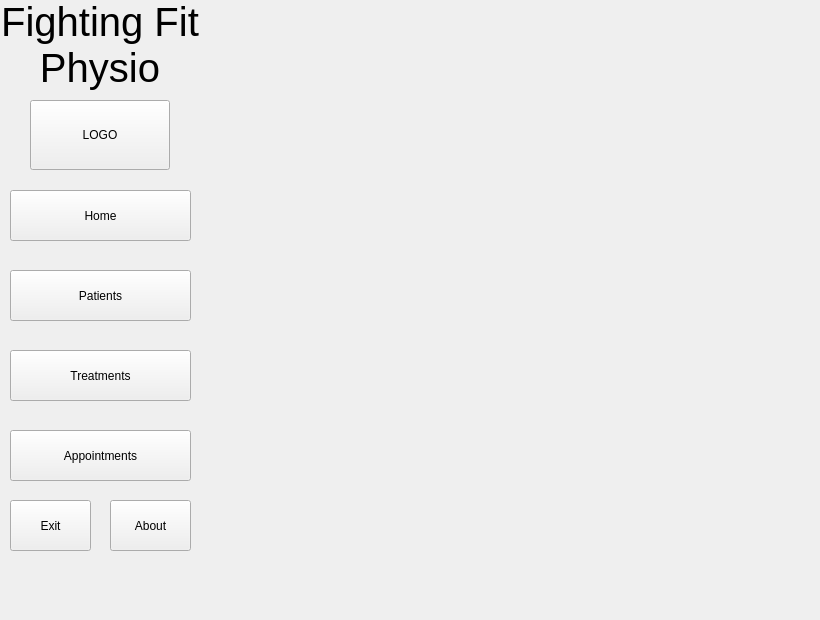
Old version of the form FIA3.ui in the repository srcoggin/FIA3.
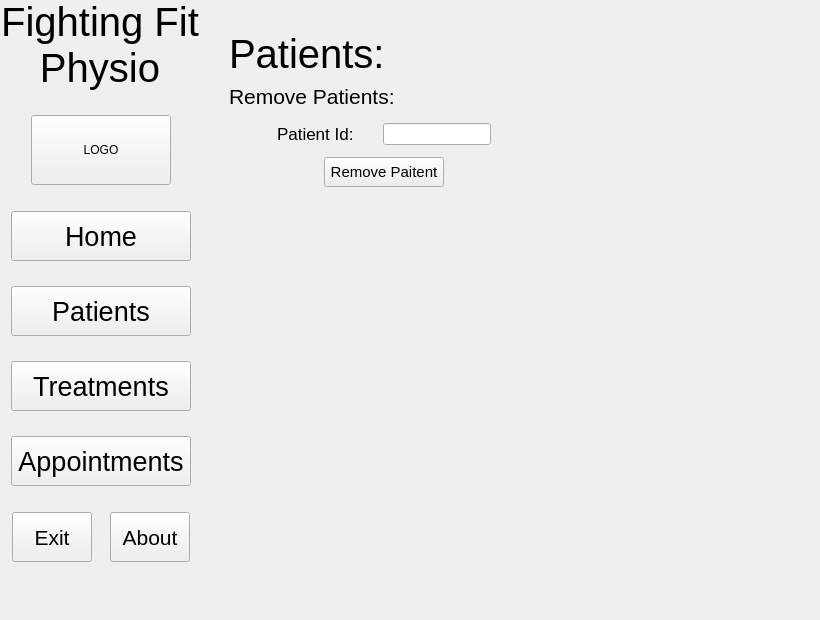
New version of the form.

Commit message:
Updated Wire Frames, Gui Has been worked on a bit, finishing the home page and banner buttons.
laptops on 33% and its only period 2. thats the only bad thing abt doing digital. :(

What changed in the file:
```diff
--- a/FIA3.ui
+++ b/FIA3.ui
@@ -19,156 +19,871 @@
   <property name="windowTitle">
    <string>Form</string>
   </property>
-  <widget class="QLabel" name="label">
-   <property name="geometry">
-    <rect>
-     <x>0</x>
-     <y>0</y>
-     <width>200</width>
-     <height>90</height>
-    </rect>
-   </property>
-   <property name="minimumSize">
-    <size>
-     <width>200</width>
-     <height>90</height>
-    </size>
-   </property>
-   <property name="maximumSize">
-    <size>
-     <width>200</width>
-     <height>90</height>
-    </size>
-   </property>
-   <property name="font">
-    <font>
-     <pointsize>30</pointsize>
-    </font>
-   </property>
-   <property name="text">
-    <string>Fighting Fit Physio</string>
-   </property>
-   <property name="alignment">
-    <set>Qt::AlignCenter</set>
-   </property>
-   <property name="wordWrap">
-    <bool>true</bool>
-   </property>
-  </widget>
-  <widget class="QPushButton" name="LogoButton">
-   <property name="geometry">
-    <rect>
-     <x>30</x>
-     <y>100</y>
-     <width>140</width>
-     <height>70</height>
-    </rect>
-   </property>
-   <property name="minimumSize">
-    <size>
-     <width>140</width>
-     <height>70</height>
-    </size>
-   </property>
-   <property name="maximumSize">
-    <size>
-     <width>140</width>
-     <height>70</height>
-    </size>
-   </property>
-   <property name="text">
-    <string>LOGO</string>
-   </property>
-  </widget>
-  <widget class="QPushButton" name="Home_Banner_Button">
-   <property name="geometry">
-    <rect>
-     <x>10</x>
-     <y>190</y>
-     <width>181</width>
-     <height>51</height>
-    </rect>
-   </property>
-   <property name="text">
-    <string>Home</string>
-   </property>
-  </widget>
-  <widget class="QPushButton" name="Patients_Banner_Button">
-   <property name="geometry">
-    <rect>
-     <x>10</x>
-     <y>270</y>
-     <width>181</width>
-     <height>51</height>
-    </rect>
-   </property>
-   <property name="text">
-    <string>Patients</string>
-   </property>
-  </widget>
-  <widget class="QPushButton" name="Treatments_Banner_Buttons">
-   <property name="geometry">
-    <rect>
-     <x>10</x>
-     <y>350</y>
-     <width>181</width>
-     <height>51</height>
-    </rect>
-   </property>
-   <property name="text">
-    <string>Treatments</string>
-   </property>
-  </widget>
-  <widget class="QPushButton" name="Appointment_Banner_Buttons">
-   <property name="geometry">
-    <rect>
-     <x>10</x>
-     <y>430</y>
-     <width>181</width>
-     <height>51</height>
-    </rect>
-   </property>
-   <property name="text">
-    <string>Appointments</string>
-   </property>
-  </widget>
-  <widget class="QPushButton" name="Exit_Banner_Button">
-   <property name="geometry">
-    <rect>
-     <x>10</x>
-     <y>500</y>
-     <width>81</width>
-     <height>51</height>
-    </rect>
-   </property>
-   <property name="text">
-    <string>Exit</string>
-   </property>
-  </widget>
-  <widget class="QPushButton" name="About_Banner_Button">
-   <property name="geometry">
-    <rect>
-     <x>110</x>
-     <y>500</y>
-     <width>81</width>
-     <height>51</height>
-    </rect>
-   </property>
-   <property name="text">
-    <string>About</string>
-   </property>
-  </widget>
   <widget class="QStackedWidget" name="stackedWidget">
    <property name="geometry">
     <rect>
      <x>219</x>
      <y>19</y>
      <width>591</width>
-     <height>591</height>
+     <height>581</height>
     </rect>
    </property>
-   <widget class="QWidget" name="page"/>
-   <widget class="QWidget" name="page_2"/>
+   <property name="currentIndex">
+    <number>1</number>
+   </property>
+   <widget class="QWidget" name="Home">
+    <widget class="QWidget" name="">
+     <property name="geometry">
+      <rect>
+       <x>10</x>
+       <y>10</y>
+       <width>562</width>
+       <height>511</height>
+      </rect>
+     </property>
+     <layout class="QVBoxLayout" name="verticalLayout_3">
+      <item>
+       <layout class="QVBoxLayout" name="verticalLayout_2">
+        <item>
+         <layout class="QHBoxLayout" name="horizontalLayout_8">
+          <item>
+           <widget class="QLabel" name="label_2">
+            <property name="minimumSize">
+             <size>
+              <width>120</width>
+              <height>50</height>
+             </size>
+            </property>
+            <property name="maximumSize">
+             <size>
+              <width>120</width>
+              <height>50</height>
+             </size>
+            </property>
+            <property name="font">
+             <font>
+              <pointsize>30</pointsize>
+             </font>
+            </property>
+            <property name="text">
+             <string>Home:</string>
+            </property>
+           </widget>
+          </item>
+          <item>
+           <spacer name="horizontalSpacer_13">
+            <property name="orientation">
+             <enum>Qt::Horizontal</enum>
+            </property>
+            <property name="sizeHint" stdset="0">
+             <size>
+              <width>40</width>
+              <height>20</height>
+             </size>
+            </property>
+           </spacer>
+          </item>
+         </layout>
+        </item>
+        <item>
+         <layout class="QHBoxLayout" name="horizontalLayout_9">
+          <item>
+           <layout class="QHBoxLayout" name="horizontalLayout_7">
+            <item>
+             <widget class="QLabel" name="label_3">
+              <property name="font">
+               <font>
+                <pointsize>20</pointsize>
+               </font>
+              </property>
+              <property name="text">
+               <string>Good,</string>
+              </property>
+             </widget>
+            </item>
+            <item>
+             <widget class="QLabel" name="MorningEvening_Label">
+              <property name="minimumSize">
+               <size>
+                <width>100</width>
+                <height>40</height>
+               </size>
+              </property>
+              <property name="maximumSize">
+               <size>
+                <width>100</width>
+                <height>40</height>
+               </size>
+              </property>
+              <property name="font">
+               <font>
+                <pointsize>20</pointsize>
+               </font>
+              </property>
+              <property name="text">
+               <string>blub</string>
+              </property>
+             </widget>
+            </item>
+           </layout>
+          </item>
+          <item>
+           <spacer name="horizontalSpacer_12">
+            <property name="orientation">
+             <enum>Qt::Horizontal</enum>
+            </property>
+            <property name="sizeHint" stdset="0">
+             <size>
+              <width>40</width>
+              <height>20</height>
+             </size>
+            </property>
+           </spacer>
+          </item>
+         </layout>
+        </item>
+       </layout>
+      </item>
+      <item>
+       <widget class="QLabel" name="label_4">
+        <property name="minimumSize">
+         <size>
+          <width>560</width>
+          <height>0</height>
+         </size>
+        </property>
+        <property name="maximumSize">
+         <size>
+          <width>560</width>
+          <height>440</height>
+         </size>
+        </property>
+        <property name="font">
+         <font>
+          <pointsize>16</pointsize>
+         </font>
+        </property>
+        <property name="text">
+         <string>
+Introducing Fighting Fit Physio, your trusted provider of exceptional physiotherapy services in the beautiful Bundaberg region. At Fighting Fit Physio, we are dedicated to helping our patients regain their strength, mobility, and overall well-being.
+At Fighting Fit Physio, we understand that every individual is different, and we take the time to listen to your specific goals and concerns. Our friendly team fosters a supportive environment where you can feel comfortable and confident throughout your treatment process.
+Conveniently located in the heart of the Bundaberg region, our modern clinic provides a warm and inviting space for your physiotherapy sessions. We also offer telehealth services, allowing you to receive expert guidance and support from the comfort of your own home.</string>
+        </property>
+        <property name="alignment">
+         <set>Qt::AlignCenter</set>
+        </property>
+        <property name="wordWrap">
+         <bool>true</bool>
+        </property>
+       </widget>
+      </item>
+      <item>
+       <spacer name="verticalSpacer_8">
+        <property name="orientation">
+         <enum>Qt::Vertical</enum>
+        </property>
+        <property name="sizeHint" stdset="0">
+         <size>
+          <width>20</width>
+          <height>40</height>
+         </size>
+        </property>
+       </spacer>
+      </item>
+     </layout>
+    </widget>
+   </widget>
+   <widget class="QWidget" name="Patients">
+    <widget class="QLabel" name="label_5">
+     <property name="geometry">
+      <rect>
+       <x>10</x>
+       <y>10</y>
+       <width>160</width>
+       <height>50</height>
+      </rect>
+     </property>
+     <property name="minimumSize">
+      <size>
+       <width>160</width>
+       <height>50</height>
+      </size>
+     </property>
+     <property name="maximumSize">
+      <size>
+       <width>160</width>
+       <height>50</height>
+      </size>
+     </property>
+     <property name="font">
+      <font>
+       <pointsize>30</pointsize>
+      </font>
+     </property>
+     <property name="text">
+      <string>Patients:</string>
+     </property>
+    </widget>
+    <widget class="QWidget" name="">
+     <property name="geometry">
+      <rect>
+       <x>10</x>
+       <y>60</y>
+       <width>310</width>
+       <height>110</height>
+      </rect>
+     </property>
+     <layout class="QVBoxLayout" name="verticalLayout_4">
+      <item>
+       <layout class="QHBoxLayout" name="horizontalLayout_12">
+        <item>
+         <widget class="QLabel" name="label_6">
+          <property name="minimumSize">
+           <size>
+            <width>170</width>
+            <height>30</height>
+           </size>
+          </property>
+          <property name="maximumSize">
+           <size>
+            <width>170</width>
+            <height>30</height>
+           </size>
+          </property>
+          <property name="font">
+           <font>
+            <pointsize>16</pointsize>
+           </font>
+          </property>
+          <property name="text">
+           <string>Remove Patients:</string>
+          </property>
+         </widget>
+        </item>
+        <item>
+         <spacer name="horizontalSpacer_20">
+          <property name="orientation">
+           <enum>Qt::Horizontal</enum>
+          </property>
+          <property name="sizeHint" stdset="0">
+           <size>
+            <width>40</width>
+            <height>20</height>
+           </size>
+          </property>
+         </spacer>
+        </item>
+       </layout>
+      </item>
+      <item>
+       <layout class="QHBoxLayout" name="horizontalLayout_11">
+        <item>
+         <spacer name="horizontalSpacer_18">
+          <property name="orientation">
+           <enum>Qt::Horizontal</enum>
+          </property>
+          <property name="sizeHint" stdset="0">
+           <size>
+            <width>40</width>
+            <height>20</height>
+           </size>
+          </property>
+         </spacer>
+        </item>
+        <item>
+         <widget class="QLabel" name="label_7">
+          <property name="minimumSize">
+           <size>
+            <width>100</width>
+            <height>30</height>
+           </size>
+          </property>
+          <property name="maximumSize">
+           <size>
+            <width>100</width>
+            <height>30</height>
+           </size>
+          </property>
+          <property name="font">
+           <font>
+            <pointsize>13</pointsize>
+           </font>
+          </property>
+          <property name="text">
+           <string>Patient Id:</string>
+          </property>
+         </widget>
+        </item>
+        <item>
+         <widget class="QLineEdit" name="Patient_Id_Remove_Patient"/>
+        </item>
+        <item>
+         <spacer name="horizontalSpacer_19">
+          <property name="orientation">
+           <enum>Qt::Horizontal</enum>
+          </property>
+          <property name="sizeHint" stdset="0">
+           <size>
+            <width>40</width>
+            <height>20</height>
+           </size>
+          </property>
+         </spacer>
+        </item>
+       </layout>
+      </item>
+      <item>
+       <layout class="QHBoxLayout" name="horizontalLayout_10">
+        <item>
+         <spacer name="horizontalSpacer_16">
+          <property name="orientation">
+           <enum>Qt::Horizontal</enum>
+          </property>
+          <property name="sizeHint" stdset="0">
+           <size>
+            <width>40</width>
+            <height>20</height>
+           </size>
+          </property>
+         </spacer>
+        </item>
+        <item>
+         <widget class="QPushButton" name="Remove_Patient_Button">
+          <property name="minimumSize">
+           <size>
+            <width>120</width>
+            <height>30</height>
+           </size>
+          </property>
+          <property name="maximumSize">
+           <size>
+            <width>120</width>
+            <height>30</height>
+           </size>
+          </property>
+          <property name="font">
+           <font>
+            <pointsize>11</pointsize>
+           </font>
+          </property>
+          <property name="text">
+           <string>Remove Paitent</string>
+          </property>
+         </widget>
+        </item>
+        <item>
+         <spacer name="horizontalSpacer_17">
+          <property name="orientation">
+           <enum>Qt::Horizontal</enum>
+          </property>
+          <property name="sizeHint" stdset="0">
+           <size>
+            <width>40</width>
+            <height>20</height>
+           </size>
+          </property>
+         </spacer>
+        </item>
+       </layout>
+      </item>
+     </layout>
+    </widget>
+   </widget>
+  </widget>
+  <widget class="QWidget" name="">
+   <property name="geometry">
+    <rect>
+     <x>0</x>
+     <y>0</y>
+     <width>202</width>
+     <height>581</height>
+    </rect>
+   </property>
+   <layout class="QVBoxLayout" name="verticalLayout">
+    <item>
+     <widget class="QLabel" name="label">
+      <property name="minimumSize">
+       <size>
+        <width>200</width>
+        <height>90</height>
+       </size>
+      </property>
+      <property name="maximumSize">
+       <size>
+        <width>200</width>
+        <height>90</height>
+       </size>
+      </property>
+      <property name="font">
+       <font>
+        <pointsize>30</pointsize>
+       </font>
+      </property>
+      <property name="text">
+       <string>Fighting Fit Physio</string>
+      </property>
+      <property name="alignment">
+       <set>Qt::AlignCenter</set>
+      </property>
+      <property name="wordWrap">
+       <bool>true</bool>
+      </property>
+     </widget>
+    </item>
+    <item>
+     <spacer name="verticalSpacer">
+      <property name="orientation">
+       <enum>Qt::Vertical</enum>
+      </property>
+      <property name="sizeHint" stdset="0">
+       <size>
+        <width>20</width>
+        <height>40</height>
+       </size>
+      </property>
+     </spacer>
+    </item>
+    <item>
+     <layout class="QHBoxLayout" name="horizontalLayout_3">
+      <item>
+       <spacer name="horizontalSpacer_4">
+        <property name="orientation">
+         <enum>Qt::Horizontal</enum>
+        </property>
+        <property name="sizeHint" stdset="0">
+         <size>
+          <width>40</width>
+          <height>20</height>
+         </size>
+        </property>
+       </spacer>
+      </item>
+      <item>
+       <widget class="QPushButton" name="LogoButton">
+        <property name="minimumSize">
+         <size>
+          <width>140</width>
+          <height>70</height>
+         </size>
+        </property>
+        <property name="maximumSize">
+         <size>
+          <width>140</width>
+          <height>70</height>
+         </size>
+        </property>
+        <property name="text">
+         <string>LOGO</string>
+        </property>
+       </widget>
+      </item>
+      <item>
+       <spacer name="horizontalSpacer_5">
+        <property name="orientation">
+         <enum>Qt::Horizontal</enum>
+        </property>
+        <property name="sizeHint" stdset="0">
+         <size>
+          <width>40</width>
+          <height>20</height>
+         </size>
+        </property>
+       </spacer>
+      </item>
+     </layout>
+    </item>
+    <item>
+     <spacer name="verticalSpacer_2">
+      <property name="orientation">
+       <enum>Qt::Vertical</enum>
+      </property>
+      <property name="sizeHint" stdset="0">
+       <size>
+        <width>20</width>
+        <height>40</height>
+       </size>
+      </property>
+     </spacer>
+    </item>
+    <item>
+     <layout class="QHBoxLayout" name="horizontalLayout_2">
+      <item>
+       <spacer name="horizontalSpacer_3">
+        <property name="orientation">
+         <enum>Qt::Horizontal</enum>
+        </property>
+        <property name="sizeHint" stdset="0">
+         <size>
+          <width>40</width>
+          <height>20</height>
+         </size>
+        </property>
+       </spacer>
+      </item>
+      <item>
+       <widget class="QPushButton" name="Home_Banner_Button">
+        <property name="minimumSize">
+         <size>
+          <width>180</width>
+          <height>50</height>
+         </size>
+        </property>
+        <property name="maximumSize">
+         <size>
+          <width>180</width>
+          <height>50</height>
+         </size>
+        </property>
+        <property name="font">
+         <font>
+          <pointsize>20</pointsize>
+         </font>
+        </property>
+        <property name="text">
+         <string>Home</string>
+        </property>
+       </widget>
+      </item>
+      <item>
+       <spacer name="horizontalSpacer_2">
+        <property name="orientation">
+         <enum>Qt::Horizontal</enum>
+        </property>
+        <property name="sizeHint" stdset="0">
+         <size>
+          <width>40</width>
+          <height>20</height>
+         </size>
+        </property>
+       </spacer>
+      </item>
+     </layout>
+    </item>
+    <item>
+     <spacer name="verticalSpacer_3">
+      <property name="orientation">
+       <enum>Qt::Vertical</enum>
+      </property>
+      <property name="sizeHint" stdset="0">
+       <size>
+        <width>20</width>
+        <height>40</height>
+       </size>
+      </property>
+     </spacer>
+    </item>
+    <item>
+     <layout class="QHBoxLayout" name="horizontalLayout_4">
+      <item>
+       <spacer name="horizontalSpacer_7">
+        <property name="orientation">
+         <enum>Qt::Horizontal</enum>
+        </property>
+        <property name="sizeHint" stdset="0">
+         <size>
+          <width>40</width>
+          <height>20</height>
+         </size>
+        </property>
+       </spacer>
+      </item>
+      <item>
+       <widget class="QPushButton" name="Patients_Banner_Button">
+        <property name="minimumSize">
+         <size>
+          <width>180</width>
+          <height>50</height>
+         </size>
+        </property>
+        <property name="maximumSize">
+         <size>
+          <width>180</width>
+          <height>50</height>
+         </size>
+        </property>
+        <property name="font">
+         <font>
+          <pointsize>20</pointsize>
+         </font>
+        </property>
+        <property name="text">
+         <string>Patients</string>
+        </property>
+       </widget>
+      </item>
+      <item>
+       <spacer name="horizontalSpacer_6">
+        <property name="orientation">
+         <enum>Qt::Horizontal</enum>
+        </property>
+        <property name="sizeHint" stdset="0">
+         <size>
+          <width>40</width>
+          <height>20</height>
+         </size>
+        </property>
+       </spacer>
+      </item>
+     </layout>
+    </item>
+    <item>
+     <spacer name="verticalSpacer_4">
+      <property name="orientation">
+       <enum>Qt::Vertical</enum>
+      </property>
+      <property name="sizeHint" stdset="0">
+       <size>
+        <width>20</width>
+        <height>40</height>
+       </size>
+      </property>
+     </spacer>
+    </item>
+    <item>
+     <layout class="QHBoxLayout" name="horizontalLayout_5">
+      <item>
+       <spacer name="horizontalSpacer_9">
+        <property name="orientation">
+         <enum>Qt::Horizontal</enum>
+        </property>
+        <property name="sizeHint" stdset="0">
+         <size>
+          <width>40</width>
+          <height>20</height>
+         </size>
+        </property>
+       </spacer>
+      </item>
+      <item>
+       <widget class="QPushButton" name="Treatments_Banner_Buttons">
+        <property name="minimumSize">
+         <size>
+          <width>180</width>
+          <height>50</height>
+         </size>
+        </property>
+        <property name="maximumSize">
+         <size>
+          <width>180</width>
+          <height>50</height>
+         </size>
+        </property>
+        <property name="font">
+         <font>
+          <pointsize>20</pointsize>
+         </font>
+        </property>
+        <property name="text">
+         <string>Treatments</string>
+        </property>
+       </widget>
+      </item>
+      <item>
+       <spacer name="horizontalSpacer_8">
+        <property name="orientation">
+         <enum>Qt::Horizontal</enum>
+        </property>
+        <property name="sizeHint" stdset="0">
+         <size>
+          <width>40</width>
+          <height>20</height>
+         </size>
+        </property>
+       </spacer>
+      </item>
+     </layout>
+    </item>
+    <item>
+     <spacer name="verticalSpacer_5">
+      <property name="orientation">
+       <enum>Qt::Vertical</enum>
+      </property>
+      <property name="sizeHint" stdset="0">
+       <size>
+        <width>20</width>
+        <height>40</height>
+       </size>
+      </property>
+     </spacer>
+    </item>
+    <item>
+     <layout class="QHBoxLayout" name="horizontalLayout_6">
+      <item>
+       <spacer name="horizontalSpacer_11">
+        <property name="orientation">
+         <enum>Qt::Horizontal</enum>
+        </property>
+        <property name="sizeHint" stdset="0">
+         <size>
+          <width>40</width>
+          <height>20</height>
+         </size>
+        </property>
+       </spacer>
+      </item>
+      <item>
+       <widget class="QPushButton" name="Appointment_Banner_Buttons">
+        <property name="sizePolicy">
+         <sizepolicy hsizetype="Minimum" vsizetype="Fixed">
+          <horstretch>180</horstretch>
+          <verstretch>50</verstretch>
+         </sizepolicy>
+        </property>
+        <property name="minimumSize">
+         <size>
+          <width>180</width>
+          <height>50</height>
+         </size>
+        </property>
+        <property name="maximumSize">
+         <size>
+          <width>180</width>
+          <height>50</height>
+         </size>
+        </property>
+        <property name="font">
+         <font>
+          <pointsize>20</pointsize>
+         </font>
+        </property>
+        <property name="text">
+         <string>Appointments</string>
+        </property>
+       </widget>
+      </item>
+      <item>
+       <spacer name="horizontalSpacer_10">
+        <property name="orientation">
+         <enum>Qt::Horizontal</enum>
+        </property>
+        <property name="sizeHint" stdset="0">
+         <size>
+          <width>40</width>
+          <height>20</height>
+         </size>
+        </property>
+       </spacer>
+      </item>
+     </layout>
+    </item>
+    <item>
+     <spacer name="verticalSpacer_6">
+      <property name="orientation">
+       <enum>Qt::Vertical</enum>
+      </property>
+      <property name="sizeHint" stdset="0">
+       <size>
+        <width>20</width>
+        <height>40</height>
+       </size>
+      </property>
+     </spacer>
+    </item>
+    <item>
+     <layout class="QHBoxLayout" name="horizontalLayout">
+      <item>
+       <spacer name="horizontalSpacer_14">
+        <property name="orientation">
+         <enum>Qt::Horizontal</enum>
+        </property>
+        <property name="sizeHint" stdset="0">
+         <size>
+          <width>40</width>
+          <height>20</height>
+         </size>
+        </property>
+       </spacer>
+      </item>
+      <item>
+       <widget class="QPushButton" name="Exit_Banner_Button">
+        <property name="minimumSize">
+         <size>
+          <width>80</width>
+          <height>50</height>
+         </size>
+        </property>
+        <property name="maximumSize">
+         <size>
+          <width>80</width>
+          <height>50</height>
+         </size>
+        </property>
+        <property name="font">
+         <font>
+          <pointsize>16</pointsize>
+         </font>
+        </property>
+        <property name="text">
+         <string>Exit</string>
+        </property>
+       </widget>
+      </item>
+      <item>
+       <spacer name="horizontalSpacer">
+        <property name="orientation">
+         <enum>Qt::Horizontal</enum>
+        </property>
+        <property name="sizeHint" stdset="0">
+         <size>
+          <width>40</width>
+          <height>20</height>
+         </size>
+        </property>
+       </spacer>
+      </item>
+      <item>
+       <widget class="QPushButton" name="About_Banner_Button">
+        <property name="minimumSize">
+         <size>
+          <width>80</width>
+          <height>50</height>
+         </size>
+        </property>
+        <property name="maximumSize">
+         <size>
+          <width>80</width>
+          <height>50</height>
+         </size>
+        </property>
+        <property name="font">
+         <font>
+          <pointsize>16</pointsize>
+         </font>
+        </property>
+        <property name="text">
+         <string>About</string>
+        </property>
+       </widget>
+      </item>
+      <item>
+       <spacer name="horizontalSpacer_15">
+        <property name="orientation">
+         <enum>Qt::Horizontal</enum>
+        </property>
+        <property name="sizeHint" stdset="0">
+         <size>
+          <width>40</width>
+          <height>20</height>
+         </size>
+        </property>
+       </spacer>
+      </item>
+     </layout>
+    </item>
+    <item>
+     <spacer name="verticalSpacer_7">
+      <property name="orientation">
+       <enum>Qt::Vertical</enum>
+      </property>
+      <property name="sizeHint" stdset="0">
+       <size>
+        <width>20</width>
+        <height>40</height>
+       </size>
+      </property>
+     </spacer>
+    </item>
+   </layout>
   </widget>
  </widget>
  <resources/>
```
The commit also changes 12 other files.
